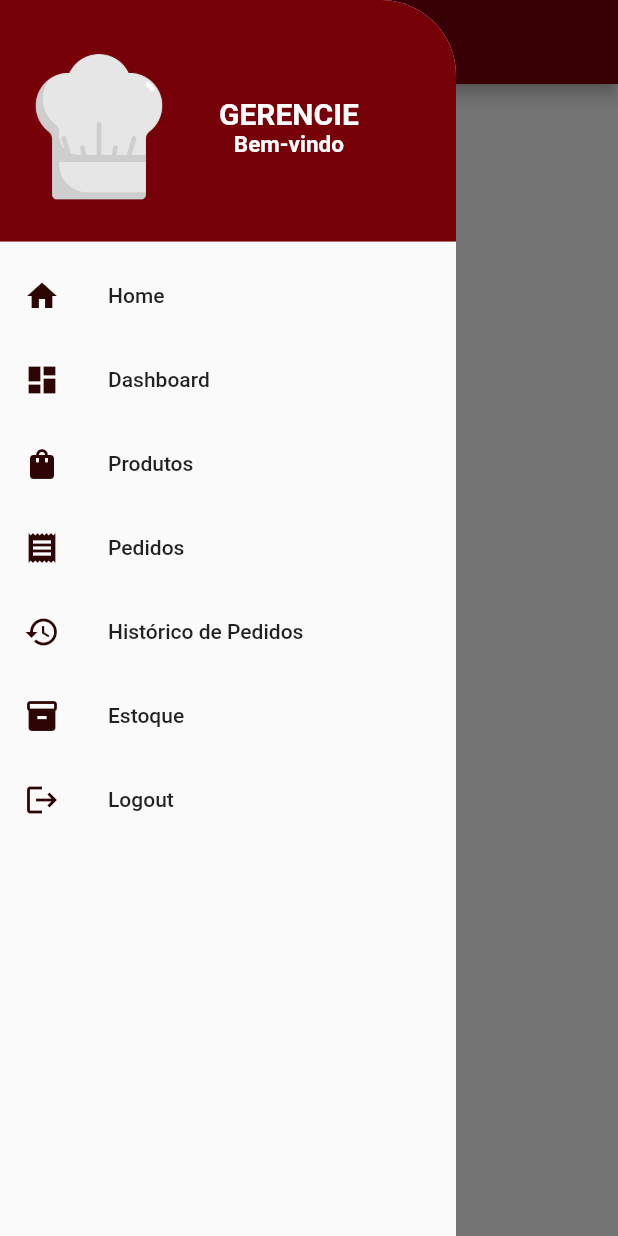
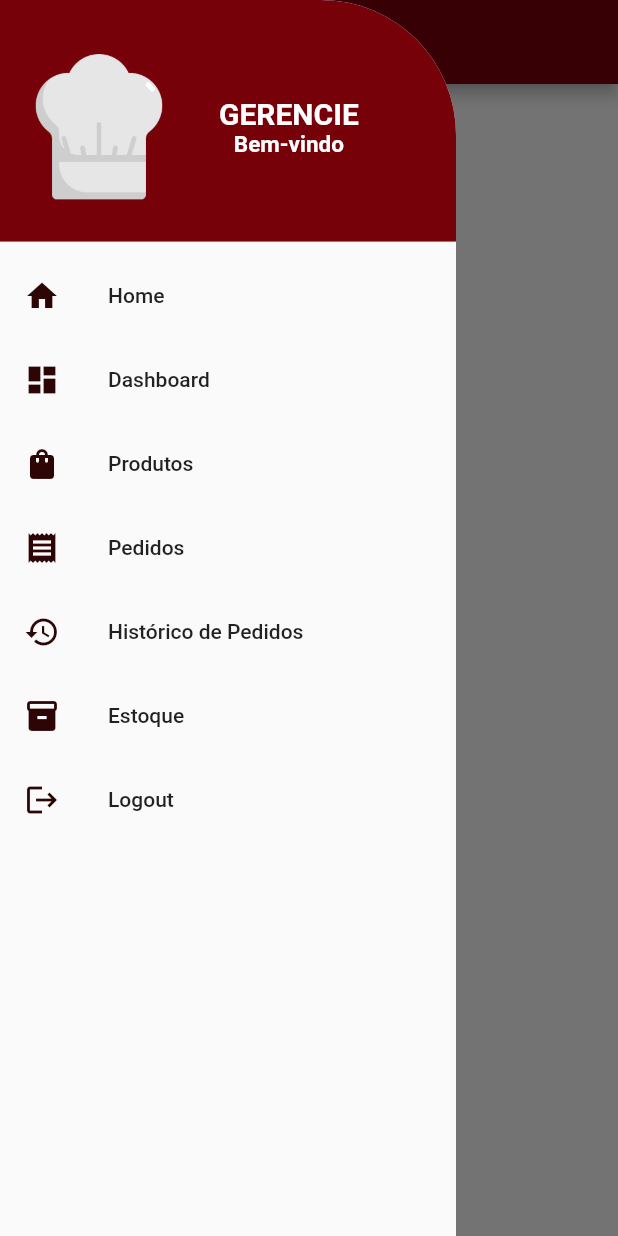
Before and after one commit to juliaelizaps/Food-Truck-manager, a Flutter app: the screen it shows after launch, with the side drawer open, on a phone screen of 412 x 824 dp. Run offline on Flutter 3.47's test engine with Material 2 defaults, Android fonts, the phone set to English and light mode, and no system bars; our stand-ins replace animate_do, font_awesome_flutter, material_design_icons_flutter.

Commit message:
Atualizando: Icone da página inicial

```diff
--- a/lib/src/ widgets/sideBar.dart
+++ b/lib/src/ widgets/sideBar.dart
@@ -10,7 +10,7 @@ class SideBar extends StatelessWidget {
   Widget build(BuildContext context) {
     return ClipRRect(
       borderRadius: const BorderRadius.only(
-        topRight: Radius.circular(50),
+        topRight: Radius.circular(90),
         bottomRight: Radius.circular(0),
       ),
       child: Drawer(
--- a/lib/src/pages/initial_page.dart
+++ b/lib/src/pages/initial_page.dart
@@ -2,6 +2,8 @@ import 'dart:async';
 import 'package:flutter/material.dart';
 import 'package:gf/src/routes/app_routes.dart';
 import 'package:gf/src/shared/colors.dart';
+import 'package:font_awesome_flutter/font_awesome_flutter.dart';
+import 'package:material_design_icons_flutter/material_design_icons_flutter.dart';
 
 class InitialPage extends StatefulWidget {
   const InitialPage({super.key});
@@ -59,9 +61,9 @@ class _InitialPageState extends State<InitialPage>
                     child: const Padding(
                         padding: EdgeInsets.all(8),
                         child: Icon(
+                          MdiIcons.chefHat,
                           size: 150,
                           color: AppColors.initialPageItem,
-                          Icons.fastfood,
                         )),
                   )
                 ],
```
Also changed, not shown: pubspec.yaml (+9 -1 lines), assets/icon/icon-logo.png (added), pubspec.lock.
